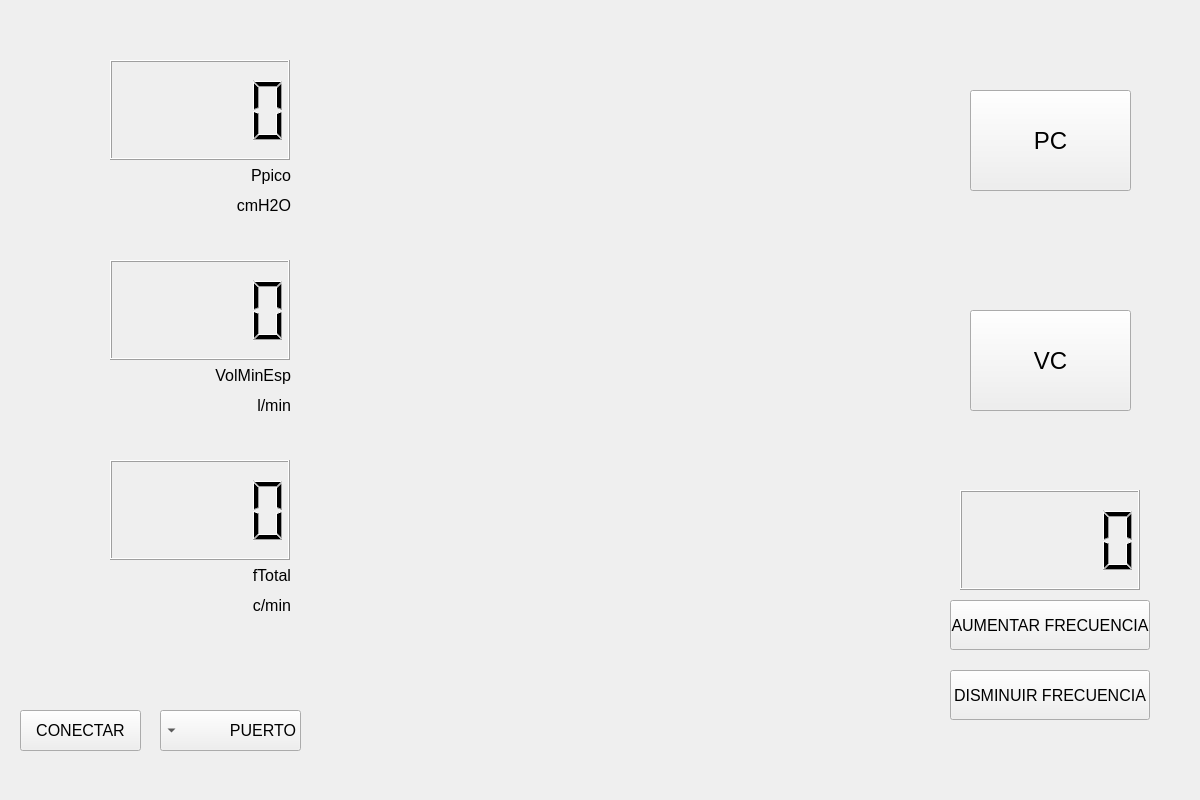
First picture: the form in diseño_gui.ui, repository 1PYTHON1/Interfaz_Grafica_Ventilador_Mecanico_PyQt5, before the edit.
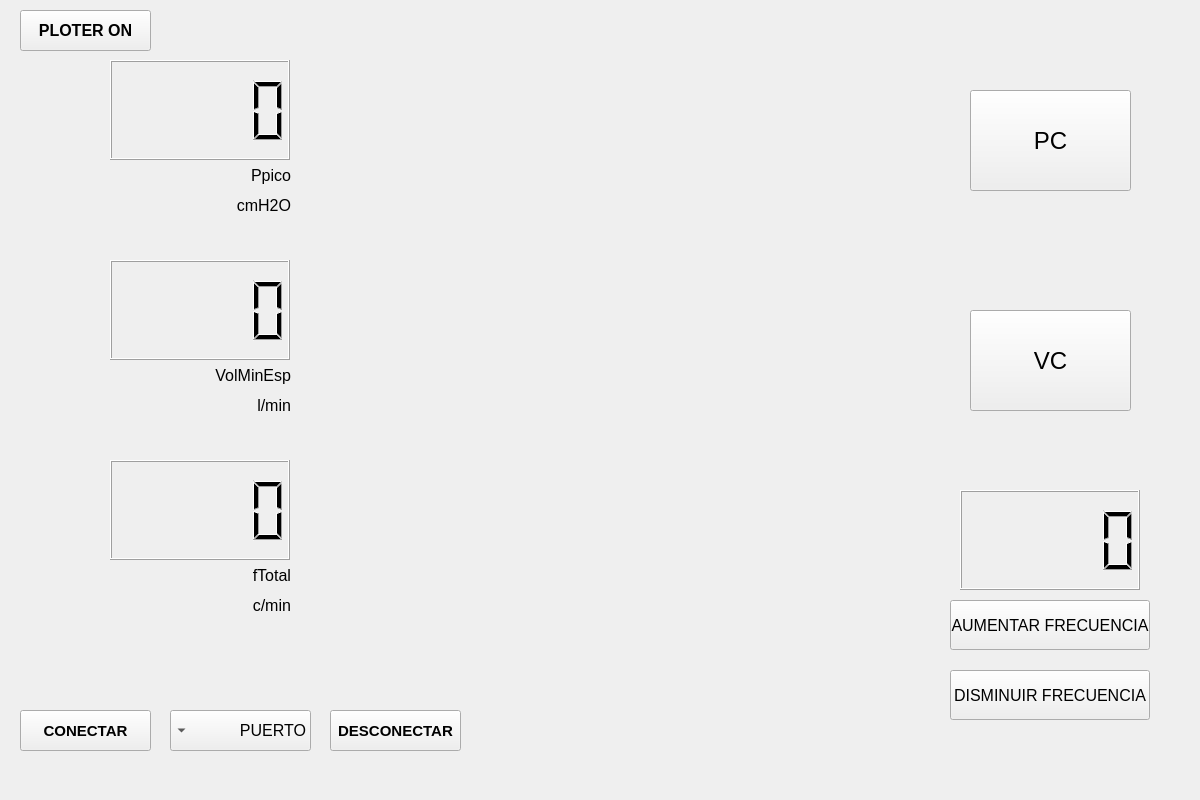
Second picture: the form after the edit.

```diff
--- a/diseño_gui.ui
+++ b/diseño_gui.ui
@@ -334,13 +334,15 @@
      <rect>
       <x>20</x>
       <y>710</y>
-      <width>121</width>
+      <width>131</width>
       <height>41</height>
      </rect>
     </property>
     <property name="font">
      <font>
-      <pointsize>12</pointsize>
+      <pointsize>11</pointsize>
+      <weight>75</weight>
+      <bold>true</bold>
      </font>
     </property>
     <property name="text">
@@ -350,7 +352,7 @@
    <widget class="QComboBox" name="comboBox">
     <property name="geometry">
      <rect>
-      <x>160</x>
+      <x>170</x>
       <y>710</y>
       <width>141</width>
       <height>41</height>
@@ -392,6 +394,47 @@
      </property>
     </item>
    </widget>
+   <widget class="QPushButton" name="pushButton_desconectar_serial">
+    <property name="geometry">
+     <rect>
+      <x>330</x>
+      <y>710</y>
+      <width>131</width>
+      <height>41</height>
+     </rect>
+    </property>
+    <property name="font">
+     <font>
+      <pointsize>11</pointsize>
+      <weight>75</weight>
+      <bold>true</bold>
+     </font>
+    </property>
+    <property name="text">
+     <string>DESCONECTAR</string>
+    </property>
+   </widget>
+   <widget class="QPushButton" name="pushButton_sincronizar_datos">
+    <property name="geometry">
+     <rect>
+      <x>20</x>
+      <y>10</y>
+      <width>131</width>
+      <height>41</height>
+     </rect>
+    </property>
+    <property name="font">
+     <font>
+      <pointsize>12</pointsize>
+      <weight>75</weight>
+      <italic>false</italic>
+      <bold>true</bold>
+     </font>
+    </property>
+    <property name="text">
+     <string>PLOTER ON</string>
+    </property>
+   </widget>
   </widget>
   <widget class="QMenuBar" name="menubar">
    <property name="geometry">
```
